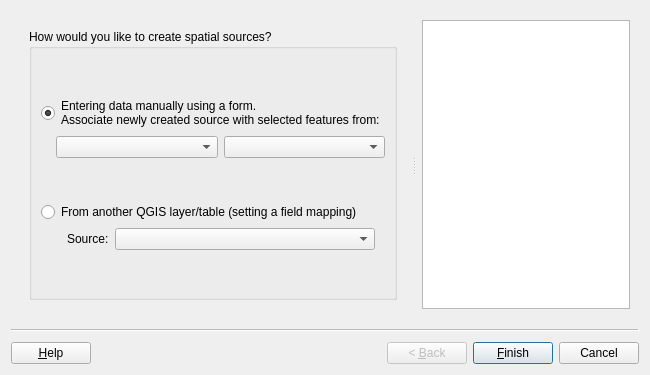
Before: the Qt Designer form asistente_ladm_col/ui/wiz_create_spatial_source_cadastre.ui in SwissTierrasColombia/Asistente-LADM-COL, drawn with Qt 5.
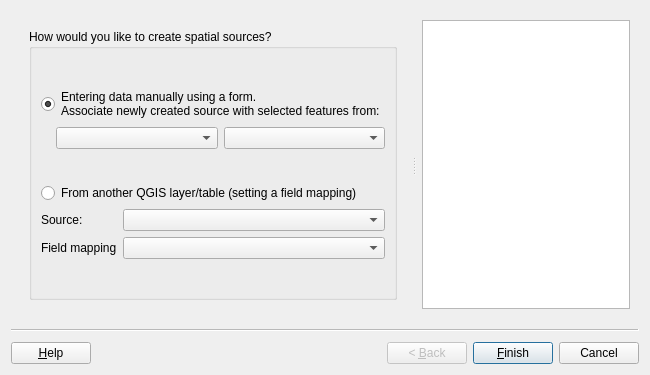
After: the same form once the commit is applied. Custom widgets are drawn as their Qt base class.

Commit message: Replicate the function of save and load fields mapping in all wizard of the aplication

```diff
--- a/asistente_ladm_col/ui/wiz_create_spatial_source_cadastre.ui
+++ b/asistente_ladm_col/ui/wiz_create_spatial_source_cadastre.ui
@@ -48,7 +48,7 @@
           <property name="title">
            <string>How would you like to create spatial sources?</string>
           </property>
-          <layout class="QGridLayout" name="gridLayout_2">
+          <layout class="QGridLayout" name="gridLayout_3">
            <item row="0" column="0">
             <spacer name="verticalSpacer_6">
              <property name="orientation">
@@ -123,14 +123,8 @@
             </widget>
            </item>
            <item row="5" column="0">
-            <layout class="QHBoxLayout" name="horizontalLayout_3">
-             <property name="leftMargin">
-              <number>26</number>
-             </property>
-             <property name="rightMargin">
-              <number>10</number>
-             </property>
-             <item>
+            <layout class="QGridLayout" name="gridLayout_2">
+             <item row="0" column="0">
               <widget class="QLabel" name="lbl_refactor_source">
                <property name="sizePolicy">
                 <sizepolicy hsizetype="Preferred" vsizetype="Preferred">
@@ -143,7 +137,7 @@
                </property>
               </widget>
              </item>
-             <item>
+             <item row="0" column="1">
               <widget class="QgsMapLayerComboBox" name="mMapLayerComboBox">
                <property name="sizePolicy">
                 <sizepolicy hsizetype="Expanding" vsizetype="Fixed">
@@ -165,6 +159,16 @@
                </property>
               </widget>
              </item>
+             <item row="1" column="0">
+              <widget class="QLabel" name="lbl_field_mapping">
+               <property name="text">
+                <string>Field mapping</string>
+               </property>
+              </widget>
+             </item>
+             <item row="1" column="1">
+              <widget class="QComboBox" name="cbo_mapping"/>
+             </item>
             </layout>
            </item>
            <item row="6" column="0">
```
Left out of the diff: 2 changed lines with no effect on the pictures. The commit also changes 28 other files.
